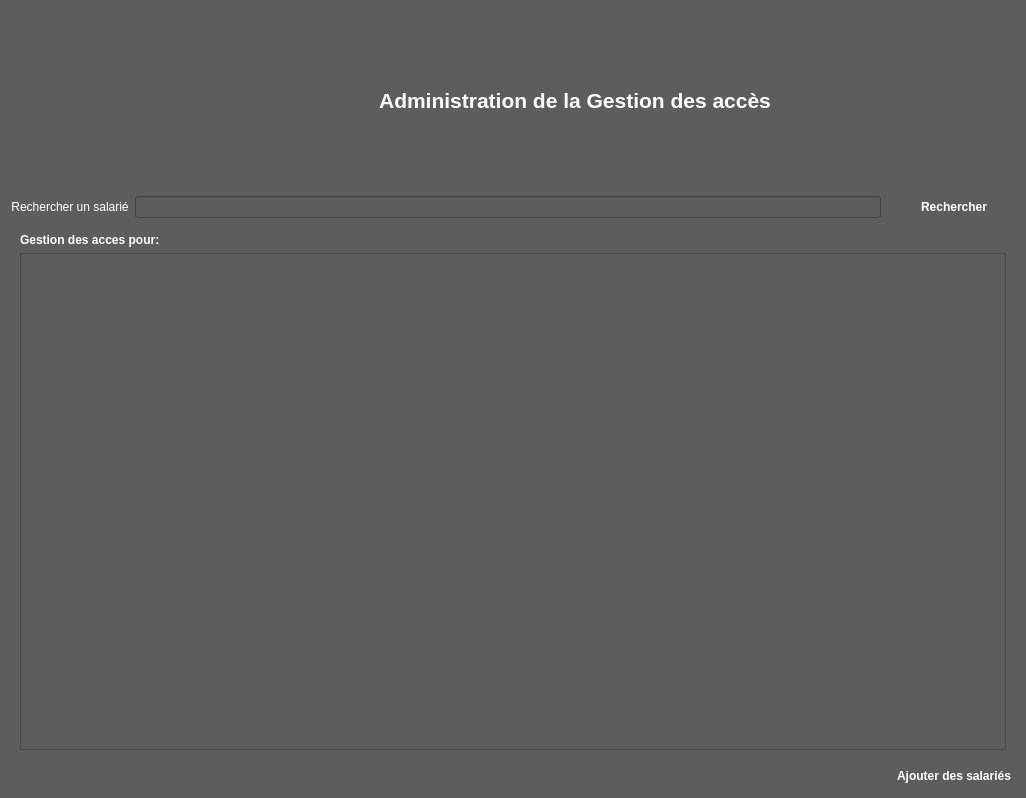
First picture: the form in Porte_connectee/Master/acceuil.ui, repository TanguyHardelin/NETSECURE, before the edit.
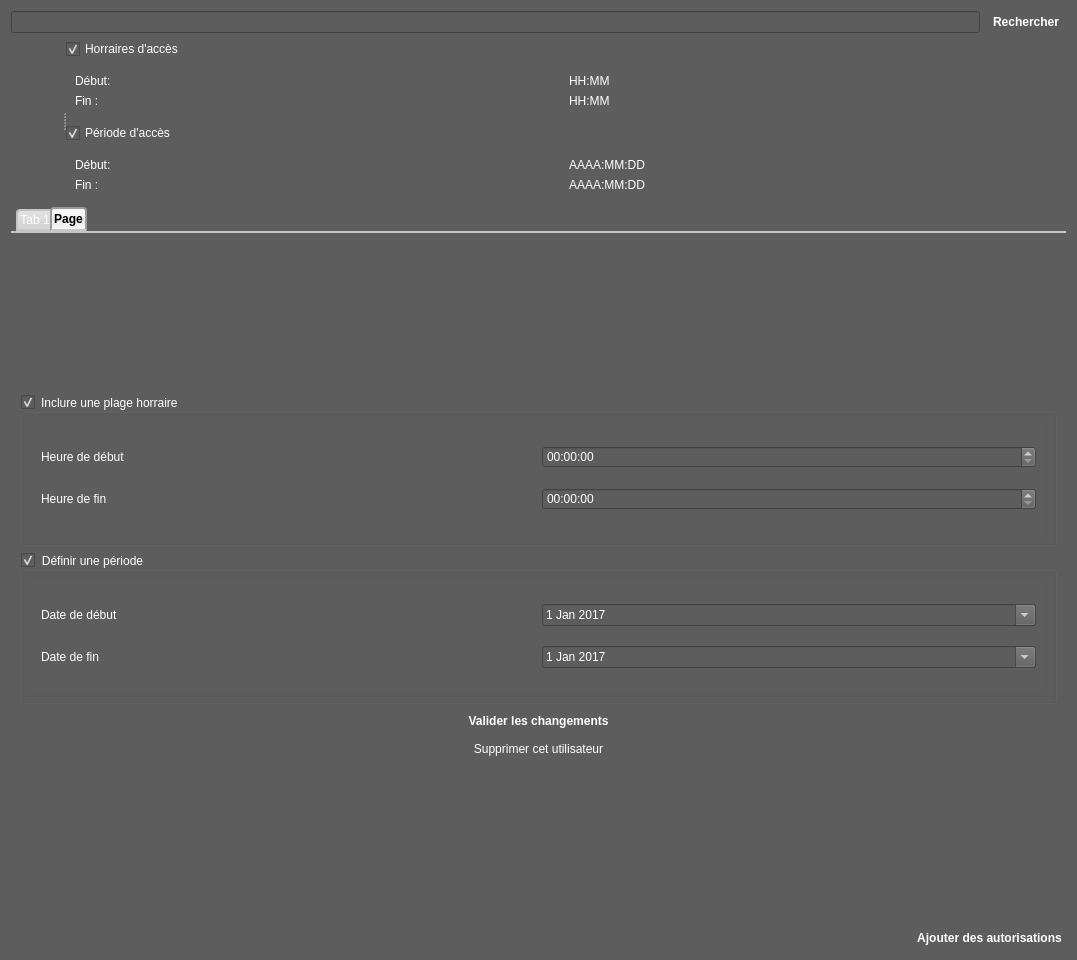
Second picture: the form after the edit. The open tabs and pages were chosen to show the change. Icons and pictures are not drawn.

Diff of the .ui file:
```diff
--- a/Porte_connectee/Master/acceuil.ui
+++ b/Porte_connectee/Master/acceuil.ui
@@ -6,135 +6,23 @@
    <rect>
     <x>0</x>
     <y>0</y>
-    <width>1026</width>
-    <height>798</height>
+    <width>1077</width>
+    <height>960</height>
    </rect>
   </property>
   <property name="windowTitle">
    <string>Form</string>
   </property>
   <property name="styleSheet">
-   <string notr="true">background-color:#5D5D5D;color:white;</string>
+   <string notr="true">color:white;background-color:#5D5D5D</string>
   </property>
-  <layout class="QGridLayout" name="gridLayout">
-   <item row="0" column="1">
-    <layout class="QGridLayout" name="global">
-     <item row="7" column="3">
-      <widget class="QPushButton" name="bouton_ajouter">
-       <property name="font">
-        <font>
-         <weight>75</weight>
-         <bold>true</bold>
-        </font>
-       </property>
-       <property name="text">
-        <string>Ajouter des salariés</string>
-       </property>
-       <property name="flat">
-        <bool>true</bool>
-       </property>
-      </widget>
-     </item>
-     <item row="0" column="1" colspan="3">
-      <widget class="QLabel" name="label_8">
-       <property name="font">
-        <font>
-         <pointsize>16</pointsize>
-         <weight>75</weight>
-         <bold>true</bold>
-        </font>
-       </property>
-       <property name="text">
-        <string>Administration de la Gestion des accès</string>
-       </property>
-       <property name="alignment">
-        <set>Qt::AlignCenter</set>
-       </property>
-      </widget>
-     </item>
-     <item row="0" column="0">
-      <widget class="QLabel" name="label">
-       <property name="maximumSize">
-        <size>
-         <width>300</width>
-         <height>200</height>
-        </size>
-       </property>
-       <property name="styleSheet">
-        <string notr="true">width:50px;height:50px;</string>
-       </property>
-       <property name="text">
-        <string/>
-       </property>
-       <property name="pixmap">
-        <pixmap>Images/logo_entreprise.png</pixmap>
-       </property>
-       <property name="scaledContents">
-        <bool>true</bool>
-       </property>
-      </widget>
-     </item>
-     <item row="4" column="0" rowspan="3" colspan="4">
-      <widget class="QWidget" name="fenetre_resultat" native="true">
-       <layout class="QGridLayout" name="gridLayout_4">
-        <item row="0" column="0">
-         <layout class="QGridLayout" name="gridLayout_3">
-          <item row="1" column="1" colspan="2">
-           <widget class="QScrollArea" name="acces_scroll">
-            <property name="widgetResizable">
-             <bool>true</bool>
-            </property>
-            <widget class="QWidget" name="scrollAreaWidgetContents_3">
-             <property name="geometry">
-              <rect>
-               <x>0</x>
-               <y>0</y>
-               <width>984</width>
-               <height>461</height>
-              </rect>
-             </property>
-            </widget>
-           </widget>
-          </item>
-          <item row="0" column="1">
-           <widget class="QLabel" name="label_indication">
-            <property name="font">
-             <font>
-              <weight>75</weight>
-              <bold>true</bold>
-             </font>
-            </property>
-            <property name="text">
-             <string>Gestion des acces pour:</string>
-            </property>
-           </widget>
-          </item>
-          <item row="0" column="2">
-           <widget class="QLabel" name="label_4">
-            <property name="text">
-             <string/>
-            </property>
-           </widget>
-          </item>
-         </layout>
-        </item>
-       </layout>
-      </widget>
-     </item>
-     <item row="1" column="0">
-      <widget class="QLabel" name="label_2">
-       <property name="text">
-        <string>Rechercher un salarié</string>
-       </property>
-       <property name="alignment">
-        <set>Qt::AlignCenter</set>
-       </property>
-      </widget>
-     </item>
-     <item row="1" column="1">
+  <layout class="QVBoxLayout" name="verticalLayout_10">
+   <item>
+    <layout class="QHBoxLayout" name="horizontalLayout">
+     <item>
       <widget class="QLineEdit" name="edit_nom"/>
      </item>
-     <item row="1" column="3">
+     <item>
       <widget class="QPushButton" name="bouton_rechercher">
        <property name="font">
         <font>
@@ -152,6 +40,469 @@
      </item>
     </layout>
    </item>
+   <item>
+    <widget class="QSplitter" name="splitter">
+     <property name="orientation">
+      <enum>Qt::Horizontal</enum>
+     </property>
+     <widget class="QLabel" name="label_8">
+      <property name="text">
+       <string/>
+      </property>
+     </widget>
+     <widget class="QWidget" name="infos_complementaires" native="true">
+      <layout class="QVBoxLayout" name="verticalLayout_9">
+       <item>
+        <widget class="QCheckBox" name="checkBox">
+         <property name="text">
+          <string>Horraires d'accès</string>
+         </property>
+         <property name="icon">
+          <iconset>
+           <normaloff>Images/icon_clock.svg</normaloff>Images/icon_clock.svg</iconset>
+         </property>
+         <property name="checked">
+          <bool>true</bool>
+         </property>
+        </widget>
+       </item>
+       <item>
+        <widget class="QWidget" name="widget" native="true">
+         <layout class="QVBoxLayout" name="verticalLayout_2">
+          <item>
+           <layout class="QHBoxLayout" name="horizontalLayout_7">
+            <item>
+             <widget class="QLabel" name="label">
+              <property name="text">
+               <string>Début:</string>
+              </property>
+             </widget>
+            </item>
+            <item>
+             <widget class="QLabel" name="_label_heure_debut">
+              <property name="text">
+               <string>HH:MM</string>
+              </property>
+             </widget>
+            </item>
+           </layout>
+          </item>
+          <item>
+           <layout class="QHBoxLayout" name="horizontalLayout_2">
+            <item>
+             <widget class="QLabel" name="label_2">
+              <property name="text">
+               <string>Fin :</string>
+              </property>
+             </widget>
+            </item>
+            <item>
+             <widget class="QLabel" name="_label_heure_fin">
+              <property name="text">
+               <string>HH:MM</string>
+              </property>
+             </widget>
+            </item>
+           </layout>
+          </item>
+         </layout>
+        </widget>
+       </item>
+       <item>
+        <widget class="QCheckBox" name="checkBox_2">
+         <property name="text">
+          <string>Période d'accès</string>
+         </property>
+         <property name="icon">
+          <iconset>
+           <normaloff>Images/icon_calendar.svg</normaloff>Images/icon_calendar.svg</iconset>
+         </property>
+         <property name="checked">
+          <bool>true</bool>
+         </property>
+        </widget>
+       </item>
+       <item>
+        <widget class="QWidget" name="widget_2" native="true">
+         <layout class="QVBoxLayout" name="verticalLayout_3">
+          <item>
+           <layout class="QHBoxLayout" name="horizontalLayout_9">
+            <item>
+             <widget class="QLabel" name="label_4">
+              <property name="text">
+               <string>Début:</string>
+              </property>
+             </widget>
+            </item>
+            <item>
+             <widget class="QLabel" name="_label_date_debut">
+              <property name="text">
+               <string>AAAA:MM:DD</string>
+              </property>
+             </widget>
+            </item>
+           </layout>
+          </item>
+          <item>
+           <layout class="QHBoxLayout" name="horizontalLayout_10">
+            <item>
+             <widget class="QLabel" name="label_9">
+              <property name="text">
+               <string>Fin :</string>
+              </property>
+             </widget>
+            </item>
+            <item>
+             <widget class="QLabel" name="_label_date_fin">
+              <property name="text">
+               <string>AAAA:MM:DD</string>
+              </property>
+             </widget>
+            </item>
+           </layout>
+          </item>
+         </layout>
+        </widget>
+       </item>
+      </layout>
+     </widget>
+    </widget>
+   </item>
+   <item>
+    <widget class="QTabWidget" name="fenetre_resultat">
+     <property name="styleSheet">
+      <string notr="true">QTabWidget::pane { /* The tab widget frame */
+border-top: 2px solid #C2C7CB;
+}
+QTabWidget::tab-bar {
+left: 5px; /* move to the right by 5px */
+}
+/* Style the tab using the tab sub-control. Note that it reads QTabBar _not_ QTabWidget */
+QTabBar::tab {
+background: qlineargradient(x1: 0, y1: 0, x2: 0, y2: 1, stop: 0 #E1E1E1, stop: 0.4 #DDDDDD, stop: 0.5 #D8D8D8, stop: 1.0 #D3D3D3);
+border: 2px solid #C4C4C3;
+border-bottom-color: #C2C7CB; /* same as the pane color */
+border-top-left-radius: 4px;
+border-top-right-radius: 4px;
+min-width: 8ex;
+padding: 2px;
+}
+QTabBar::tab:selected, QTabBar::tab:hover {
+background: qlineargradient(x1: 0, y1: 0, x2: 0, y2: 1, stop: 0 #fafafa, stop: 0.4 #f4f4f4, stop: 0.5 #e7e7e7, stop: 1.0 #fafafa);
+}
+QTabBar::tab:selected {
+border-color: #9B9B9B;
+border-bottom-color: #C2C7CB; /* same as pane color */
+}
+QTabBar::tab:!selected {
+margin-top: 2px; /* make non-selected tabs look smaller */
+}
+
+/* IMPORTANT: 8&lt; Add the code above here 8&lt; */ QTabBar::tab:selected { /* expand/overlap to the left and right by 4px */ margin-left: -4px; margin-right: -4px; } QTabBar::tab:first:selected { margin-left: 0; /* the first selected tab has nothing to overlap with on the left */ } QTabBar::tab:last:selected { margin-right: 0; /* the last selected tab has nothing to overlap with on the right */ } QTabBar::tab:only-one { margin: 0; /* if there is only one tab, we don't want overlapping margins */ }
+QTabBar::tab:selected { font: bold; color: black; }
+
+/* 8&lt; remove the tab-bar rule and the margin-top rule in the first stylesheet */ QTabWidget::tab-bar { alignment: center; } QTabWidget::pane { position: absolute; top: -0.5em; }
+
+
+</string>
+     </property>
+     <property name="currentIndex">
+      <number>0</number>
+     </property>
+     <widget class="QWidget" name="label_indication">
+      <attribute name="title">
+       <string>Tab 1</string>
+      </attribute>
+      <layout class="QVBoxLayout" name="verticalLayout">
+       <item>
+        <widget class="QScrollArea" name="acces_scroll">
+         <property name="widgetResizable">
+          <bool>true</bool>
+         </property>
+         <widget class="QWidget" name="scrollAreaWidgetContents_3">
+          <property name="geometry">
+           <rect>
+            <x>0</x>
+            <y>0</y>
+            <width>1039</width>
+            <height>621</height>
+           </rect>
+          </property>
+         </widget>
+        </widget>
+       </item>
+      </layout>
+     </widget>
+     <widget class="QWidget" name="tab">
+      <attribute name="title">
+       <string>Page</string>
+      </attribute>
+      <layout class="QVBoxLayout" name="verticalLayout_8">
+       <item>
+        <spacer name="verticalSpacer_2">
+         <property name="orientation">
+          <enum>Qt::Vertical</enum>
+         </property>
+         <property name="sizeHint" stdset="0">
+          <size>
+           <width>20</width>
+           <height>138</height>
+          </size>
+         </property>
+        </spacer>
+       </item>
+       <item>
+        <widget class="QGroupBox" name="groupbox_horraire">
+         <property name="title">
+          <string>Inclure une plage horraire </string>
+         </property>
+         <property name="flat">
+          <bool>true</bool>
+         </property>
+         <property name="checkable">
+          <bool>true</bool>
+         </property>
+         <property name="checked">
+          <bool>true</bool>
+         </property>
+         <layout class="QVBoxLayout" name="verticalLayout_4">
+          <item>
+           <widget class="QWidget" name="widget_plage_horraire" native="true">
+            <property name="enabled">
+             <bool>true</bool>
+            </property>
+            <property name="sizePolicy">
+             <sizepolicy hsizetype="MinimumExpanding" vsizetype="MinimumExpanding">
+              <horstretch>0</horstretch>
+              <verstretch>0</verstretch>
+             </sizepolicy>
+            </property>
+            <property name="maximumSize">
+             <size>
+              <width>16777215</width>
+              <height>16777213</height>
+             </size>
+            </property>
+            <layout class="QVBoxLayout" name="verticalLayout_5">
+             <item>
+              <layout class="QHBoxLayout" name="horizontalLayout_4">
+               <item>
+                <widget class="QLabel" name="label_3">
+                 <property name="text">
+                  <string>Heure de début</string>
+                 </property>
+                </widget>
+               </item>
+               <item>
+                <widget class="QTimeEdit" name="_heure_debut">
+                 <property name="enabled">
+                  <bool>true</bool>
+                 </property>
+                 <property name="date">
+                  <date>
+                   <year>2017</year>
+                   <month>1</month>
+                   <day>1</day>
+                  </date>
+                 </property>
+                 <property name="calendarPopup">
+                  <bool>true</bool>
+                 </property>
+                </widget>
+               </item>
+              </layout>
+             </item>
+             <item>
+              <layout class="QHBoxLayout" name="horizontalLayout_6">
+               <item>
+                <widget class="QLabel" name="label_5">
+                 <property name="text">
+                  <string>Heure de fin</string>
+                 </property>
+                </widget>
+               </item>
+               <item>
+                <widget class="QTimeEdit" name="_heure_fin"/>
+               </item>
+              </layout>
+             </item>
+            </layout>
+           </widget>
+          </item>
+         </layout>
+        </widget>
+       </item>
+       <item>
+        <widget class="QGroupBox" name="groupbox_periode">
+         <property name="title">
+          <string>Définir une période</string>
+         </property>
+         <property name="flat">
+          <bool>true</bool>
+         </property>
+         <property name="checkable">
+          <bool>true</bool>
+         </property>
+         <property name="checked">
+          <bool>true</bool>
+         </property>
+         <layout class="QVBoxLayout" name="verticalLayout_6">
+          <item>
+           <widget class="QWidget" name="widget_periode" native="true">
+            <property name="enabled">
+             <bool>true</bool>
+            </property>
+            <property name="sizePolicy">
+             <sizepolicy hsizetype="MinimumExpanding" vsizetype="MinimumExpanding">
+              <horstretch>0</horstretch>
+              <verstretch>0</verstretch>
+             </sizepolicy>
+            </property>
+            <property name="maximumSize">
+             <size>
+              <width>16777215</width>
+              <height>16777213</height>
+             </size>
+            </property>
+            <layout class="QVBoxLayout" name="verticalLayout_7">
+             <item>
+              <layout class="QHBoxLayout" name="horizontalLayout_5">
+               <item>
+                <widget class="QLabel" name="label_6">
+                 <property name="text">
+                  <string>Date de début</string>
+                 </property>
+                </widget>
+               </item>
+               <item>
+                <widget class="QDateEdit" name="_date_debut">
+                 <property name="dateTime">
+                  <datetime>
+                   <hour>0</hour>
+                   <minute>0</minute>
+                   <second>0</second>
+                   <year>2017</year>
+                   <month>1</month>
+                   <day>1</day>
+                  </datetime>
+                 </property>
+                 <property name="calendarPopup">
+                  <bool>true</bool>
+                 </property>
+                </widget>
+               </item>
+              </layout>
+             </item>
+             <item>
+              <layout class="QHBoxLayout" name="horizontalLayout_8">
+               <item>
+                <widget class="QLabel" name="label_7">
+                 <property name="text">
+                  <string>Date de fin</string>
+                 </property>
+                </widget>
+               </item>
+               <item>
+                <widget class="QDateEdit" name="_date_fin">
+                 <property name="dateTime">
+                  <datetime>
+                   <hour>0</hour>
+                   <minute>0</minute>
+                   <second>0</second>
+                   <year>2017</year>
+                   <month>1</month>
+                   <day>1</day>
+                  </datetime>
+                 </property>
+                 <property name="calendarPopup">
+                  <bool>true</bool>
+                 </property>
+                </widget>
+               </item>
+              </layout>
+             </item>
+            </layout>
+           </widget>
+          </item>
+         </layout>
+        </widget>
+       </item>
+       <item>
+        <widget class="QPushButton" name="bouton_valider_changements">
+         <property name="font">
+          <font>
+           <weight>75</weight>
+           <bold>true</bold>
+          </font>
+         </property>
+         <property name="text">
+          <string>Valider les changements</string>
+         </property>
+         <property name="flat">
+          <bool>true</bool>
+         </property>
+        </widget>
+       </item>
+       <item>
+        <widget class="QPushButton" name="bouton_supprimer_utilisateur">
+         <property name="text">
+          <string>Supprimer cet utilisateur</string>
+         </property>
+         <property name="flat">
+          <bool>true</bool>
+         </property>
+        </widget>
+       </item>
+       <item>
+        <spacer name="verticalSpacer_3">
+         <property name="orientation">
+          <enum>Qt::Vertical</enum>
+         </property>
+         <property name="sizeHint" stdset="0">
+          <size>
+           <width>20</width>
+           <height>137</height>
+          </size>
+         </property>
+        </spacer>
+       </item>
+      </layout>
+     </widget>
+    </widget>
+   </item>
+   <item>
+    <layout class="QHBoxLayout" name="horizontalLayout_3">
+     <item>
+      <spacer name="horizontalSpacer_2">
+       <property name="orientation">
+        <enum>Qt::Horizontal</enum>
+       </property>
+       <property name="sizeHint" stdset="0">
+        <size>
+         <width>40</width>
+         <height>20</height>
+        </size>
+       </property>
+      </spacer>
+     </item>
+     <item>
+      <widget class="QPushButton" name="bouton_ajouter">
+       <property name="font">
+        <font>
+         <weight>75</weight>
+         <bold>true</bold>
+        </font>
+       </property>
+       <property name="text">
+        <string>Ajouter des autorisations</string>
+       </property>
+       <property name="flat">
+        <bool>true</bool>
+       </property>
+      </widget>
+     </item>
+    </layout>
+   </item>
   </layout>
  </widget>
  <resources/>
```
Left out of the diff: 67 changed lines with no effect on the pictures.
